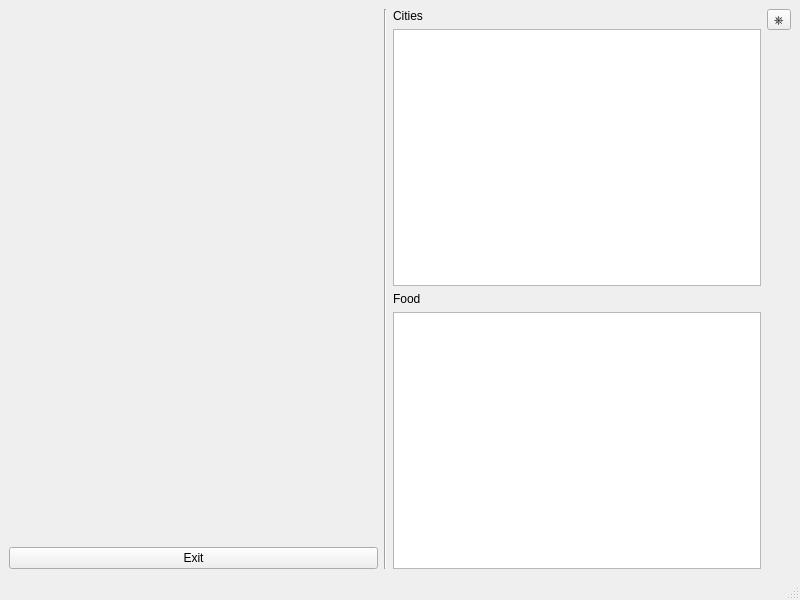
This is mainwindow.ui in worcesterzj/cs1d-s-s-eurovacation as Qt 5 draws it before an edit. The edited form follows.
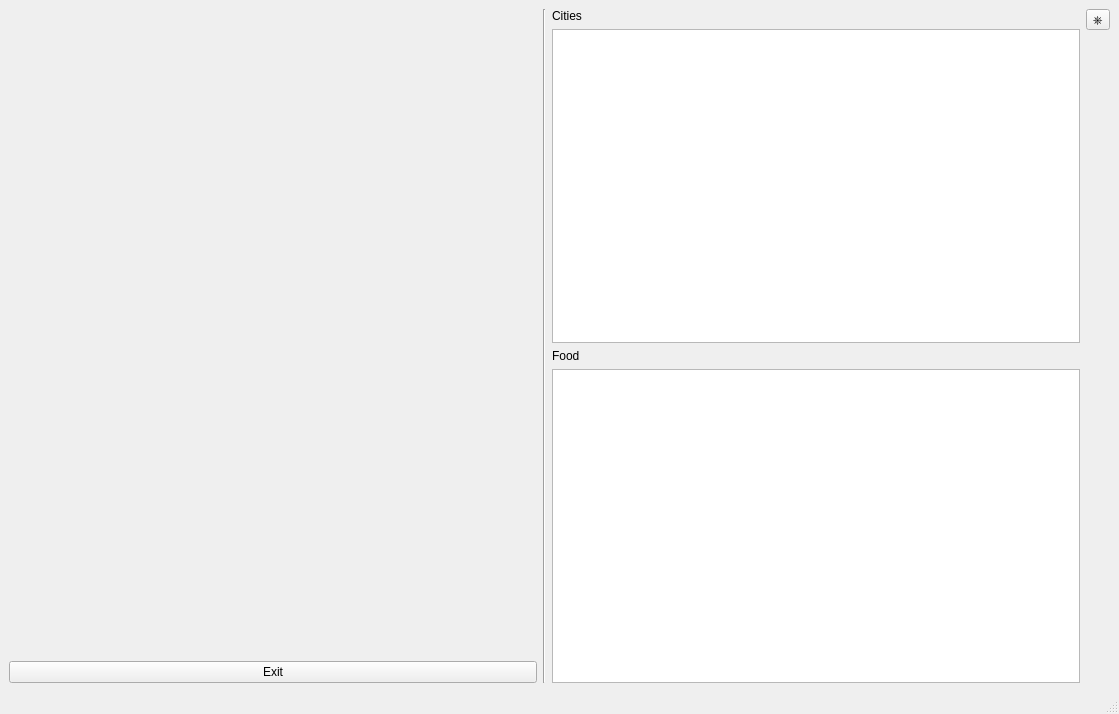
This is the edited form.

```diff
--- a/mainwindow.ui
+++ b/mainwindow.ui
@@ -6,8 +6,8 @@
    <rect>
     <x>0</x>
     <y>0</y>
-    <width>800</width>
-    <height>600</height>
+    <width>1119</width>
+    <height>714</height>
    </rect>
   </property>
   <property name="windowTitle">
```
Left out of the diff: 2 changed lines with no effect on the pictures.
